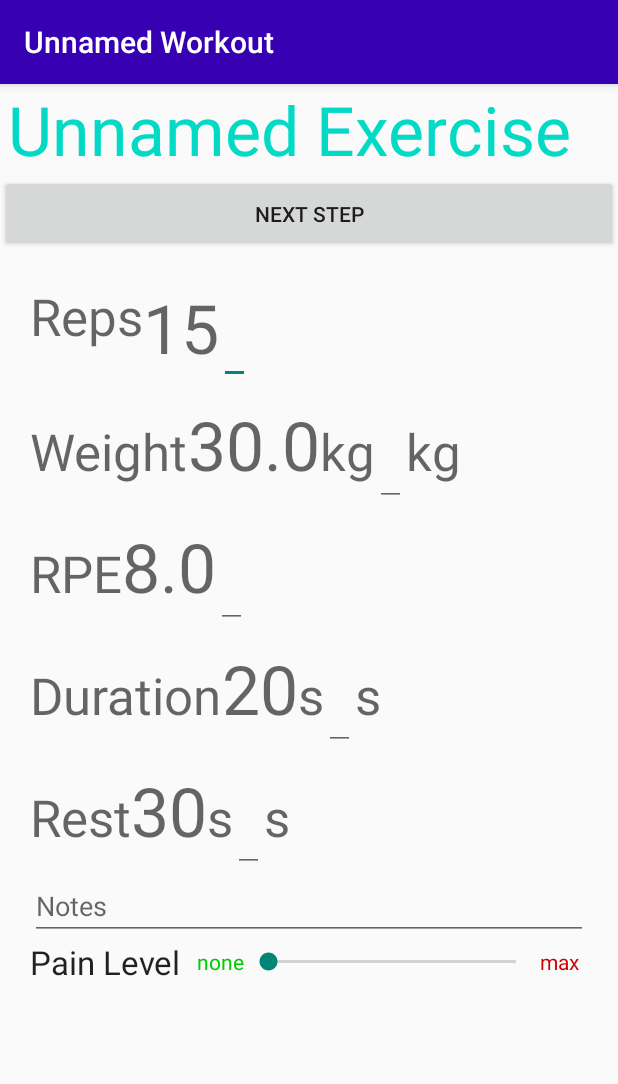
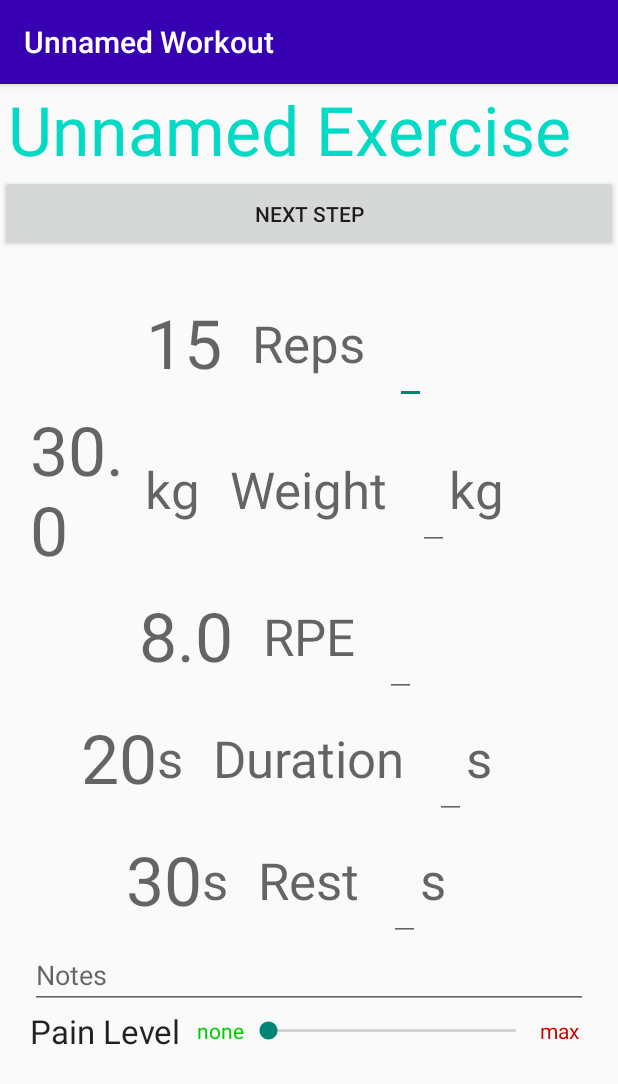
Before and after one commit to RWitak/GymDataBro, an Android app: the screen it shows after launch (WorkoutStepActivity), on a phone screen of 412 x 824 dp. Shown: the top 1084 px of the screen. Run offline under Robolectric (Android 15) with nearby library versions, the phone set to English and light mode, and no system bars; our stand-ins replace Room's generated code.

Commit message:
Center WorkoutStep around titles using RelativeLayouts.
Signed-off-by: RWitak <rafael.witak@gmail.com>

```diff
--- a/app/src/main/res/layout/activity_workout_step.xml
+++ b/app/src/main/res/layout/activity_workout_step.xml
@@ -61,7 +61,8 @@
         android:layout_width="match_parent"
         android:layout_height="match_parent"
         android:layout_below="@id/step_btn_frame"
-        >
+        android:layout_centerInParent="false"
+        android:layout_centerHorizontal="true">
 
         <LinearLayout
             android:id="@+id/WorkoutStepLinearLayout"
@@ -70,55 +71,56 @@
             android:orientation="vertical"
             android:padding="20dp">
 
-        <LinearLayout
+            <RelativeLayout
                 android:id="@+id/step_reps_row"
                 android:layout_width="match_parent"
                 android:layout_height="wrap_content"
                 android:orientation="horizontal">
 
                 <TextView
+                    android:id="@+id/step_reps_prescribed"
+                    android:layout_width="wrap_content"
+                    android:layout_height="wrap_content"
+                    android:layout_centerVertical="true"
+                    android:layout_toStartOf="@+id/step_reps_title"
+                    android:textAppearance="@style/TextAppearance.AppCompat.Display2"
+                    tools:text="12" />
+
+                <TextView
                     android:id="@+id/step_reps_title"
                     android:layout_width="wrap_content"
-                android:layout_height="match_parent"
-                android:textAppearance="@style/TextAppearance.AppCompat.Display1"
-                android:text="@string/reps" />
-
-            <TextView
-                android:id="@+id/step_reps_prescribed"
-                android:layout_width="wrap_content"
-                android:layout_height="match_parent"
-                android:textAppearance="@style/TextAppearance.AppCompat.Display2"
-                tools:text="12" />
+                    android:layout_height="wrap_content"
+                    android:layout_centerInParent="true"
+                    android:layout_marginLeft="20dp"
+                    android:layout_marginRight="20dp"
+                    android:text="@string/reps"
+                    android:textAppearance="@style/TextAppearance.AppCompat.Display1" />
 
                 <EditText
                     android:id="@+id/step_reps_performed"
                     android:layout_width="wrap_content"
-                android:layout_height="match_parent"
+                    android:layout_height="wrap_content"
+                    android:layout_toEndOf="@+id/step_reps_title"
                     android:autofillHints="@null"
                     android:hint="@null"
                     android:inputType="numberSigned"
-                android:textAppearance="@style/TextAppearance.AppCompat.Display1"
+                    android:textAppearance="@style/TextAppearance.AppCompat.Display2"
                     tools:text="1234" />
-        </LinearLayout>
+            </RelativeLayout>
 
 
-        <LinearLayout
+            <RelativeLayout
                 android:id="@+id/step_weight_row"
                 android:layout_width="match_parent"
                 android:layout_height="wrap_content"
                 android:orientation="horizontal">
 
                 <TextView
-                android:id="@+id/step_weight_title"
-                android:layout_width="wrap_content"
-                android:layout_height="wrap_content"
-                android:textAppearance="@style/TextAppearance.AppCompat.Display1"
-                android:text="@string/weight" />
-
-            <TextView
                     android:id="@+id/step_weight_prescribed"
                     android:layout_width="wrap_content"
                     android:layout_height="wrap_content"
+                    android:layout_centerVertical="true"
+                    android:layout_toStartOf="@+id/step_weight_kg1"
                     android:textAppearance="@style/TextAppearance.AppCompat.Display2"
                     tools:text="50" />
 
@@ -126,79 +128,97 @@
                     android:id="@+id/step_weight_kg1"
                     android:layout_width="wrap_content"
                     android:layout_height="wrap_content"
+                    android:layout_centerVertical="true"
+                    android:layout_toStartOf="@+id/step_weight_title"
                     android:text="@string/kg"
+                    android:textAppearance="@style/TextAppearance.AppCompat.Display1" />
+
+                <TextView
+                    android:id="@+id/step_weight_title"
+                    android:layout_width="wrap_content"
+                    android:layout_height="wrap_content"
+                    android:layout_centerInParent="true"
+                    android:layout_marginLeft="20dp"
+                    android:layout_marginRight="20dp"
+                    android:text="@string/weight"
                     android:textAppearance="@style/TextAppearance.AppCompat.Display1" />
 
                 <EditText
                     android:id="@+id/step_weight_performed"
                     android:layout_width="wrap_content"
                     android:layout_height="wrap_content"
+                    android:layout_centerVertical="true"
+                    android:layout_toEndOf="@+id/step_weight_title"
                     android:autofillHints="@null"
                     android:hint="@null"
                     android:inputType="numberSigned"
                     android:textAppearance="@style/TextAppearance.AppCompat.Display2"
-                tools:text="50"/>
+                    tools:text="50" />
 
                 <TextView
                     android:id="@+id/step_weight_kg2"
                     android:layout_width="wrap_content"
                     android:layout_height="wrap_content"
+                    android:layout_centerVertical="true"
+                    android:layout_toEndOf="@+id/step_weight_performed"
                     android:text="@string/kg"
                     android:textAppearance="@style/TextAppearance.AppCompat.Display1" />
 
-        </LinearLayout>
+            </RelativeLayout>
 
 
-        <LinearLayout
+            <RelativeLayout
                 android:id="@+id/step_rpe_row"
                 android:layout_width="match_parent"
                 android:layout_height="wrap_content"
                 android:orientation="horizontal">
 
                 <TextView
+                    android:id="@+id/step_rpe_prescribed"
+                    android:layout_width="wrap_content"
+                    android:layout_height="wrap_content"
+                    android:layout_centerVertical="true"
+                    android:layout_toStartOf="@+id/step_rpe_title"
+                    android:textAppearance="@style/TextAppearance.AppCompat.Display2"
+                    tools:text="8" />
+
+                <TextView
                     android:id="@+id/step_rpe_title"
                     android:layout_width="wrap_content"
                     android:layout_height="wrap_content"
+                    android:layout_centerInParent="true"
+                    android:layout_marginLeft="20dp"
+                    android:layout_marginRight="20dp"
                     android:text="@string/rpe"
                     android:textAppearance="@style/TextAppearance.AppCompat.Display1" />
-
-            <TextView
-                android:id="@+id/step_rpe_prescribed"
-                android:layout_width="wrap_content"
-                android:layout_height="wrap_content"
-                android:textAppearance="@style/TextAppearance.AppCompat.Display2"
-                tools:text="8" />
 
                 <EditText
                     android:id="@+id/step_rpe_performed"
                     android:layout_width="wrap_content"
                     android:layout_height="wrap_content"
+                    android:layout_centerVertical="true"
+                    android:layout_toEndOf="@+id/step_rpe_title"
                     android:autofillHints="@null"
                     android:hint="@null"
                     android:inputType="number"
                     android:textAppearance="@style/TextAppearance.AppCompat.Display2"
-                tools:text="8"/>
+                    tools:text="8" />
 
-        </LinearLayout>
+            </RelativeLayout>
 
 
-        <LinearLayout
+            <RelativeLayout
                 android:id="@+id/step_duration_row"
                 android:layout_width="match_parent"
                 android:layout_height="wrap_content"
                 android:orientation="horizontal">
 
                 <TextView
-                android:id="@+id/step_duration_title"
-                android:layout_width="wrap_content"
-                android:layout_height="wrap_content"
-                android:text="@string/duration"
-                android:textAppearance="@style/TextAppearance.AppCompat.Display1" />
-
-            <TextView
                     android:id="@+id/step_duration_prescribed"
                     android:layout_width="wrap_content"
                     android:layout_height="wrap_content"
+                    android:layout_centerVertical="true"
+                    android:layout_toStartOf="@+id/step_duration_s1"
                     android:textAppearance="@style/TextAppearance.AppCompat.Display2"
                     tools:text="30" />
 
@@ -206,60 +226,85 @@
                     android:id="@+id/step_duration_s1"
                     android:layout_width="wrap_content"
                     android:layout_height="wrap_content"
+                    android:layout_centerVertical="true"
+                    android:layout_toStartOf="@+id/step_duration_title"
                     android:text="@string/s"
+                    android:textAppearance="@style/TextAppearance.AppCompat.Display1" />
+
+                <TextView
+                    android:id="@+id/step_duration_title"
+                    android:layout_width="wrap_content"
+                    android:layout_height="wrap_content"
+                    android:layout_centerInParent="true"
+                    android:layout_marginLeft="20dp"
+                    android:layout_marginRight="20dp"
+                    android:text="@string/duration"
                     android:textAppearance="@style/TextAppearance.AppCompat.Display1" />
 
                 <EditText
                     android:id="@+id/step_duration_performed"
                     android:layout_width="wrap_content"
                     android:layout_height="wrap_content"
+                    android:layout_centerVertical="true"
+                    android:layout_toEndOf="@+id/step_duration_title"
                     android:autofillHints="@null"
                     android:hint="@null"
                     android:inputType="number"
                     android:textAppearance="@style/TextAppearance.AppCompat.Display2"
-                tools:text="30"/>
+                    tools:text="30" />
 
                 <TextView
                     android:id="@+id/step_duration_s2"
                     android:layout_width="wrap_content"
                     android:layout_height="wrap_content"
+                    android:layout_centerVertical="true"
+                    android:layout_toEndOf="@+id/step_duration_performed"
                     android:text="@string/s"
                     android:textAppearance="@style/TextAppearance.AppCompat.Display1" />
 
-        </LinearLayout>
+            </RelativeLayout>
 
 
-        <LinearLayout
+            <RelativeLayout
                 android:id="@+id/step_rest_row"
                 android:layout_width="match_parent"
                 android:layout_height="wrap_content"
                 android:orientation="horizontal">
 
                 <TextView
-                android:id="@+id/step_rest_title"
-                android:layout_width="wrap_content"
-                android:layout_height="wrap_content"
-                android:text="@string/rest"
-                android:textAppearance="@style/TextAppearance.AppCompat.Display1" />
-
-            <TextView
                     android:id="@+id/step_rest_prescribed"
                     android:layout_width="wrap_content"
                     android:layout_height="wrap_content"
+                    android:layout_centerVertical="true"
+                    android:layout_toStartOf="@+id/step_rest_seconds1"
                     android:textAppearance="@style/TextAppearance.AppCompat.Display2"
-                tools:text="3" />
+                    tools:text="30" />
 
                 <TextView
                     android:id="@+id/step_rest_seconds1"
                     android:layout_width="wrap_content"
                     android:layout_height="wrap_content"
+                    android:layout_centerVertical="true"
+                    android:layout_toStartOf="@+id/step_rest_title"
                     android:text="@string/s"
+                    android:textAppearance="@style/TextAppearance.AppCompat.Display1" />
+
+                <TextView
+                    android:id="@+id/step_rest_title"
+                    android:layout_width="wrap_content"
+                    android:layout_height="wrap_content"
+                    android:layout_centerInParent="true"
+                    android:layout_marginLeft="20dp"
+                    android:layout_marginRight="20dp"
+                    android:text="@string/rest"
                     android:textAppearance="@style/TextAppearance.AppCompat.Display1" />
 
                 <EditText
                     android:id="@+id/step_rest_performed"
                     android:layout_width="wrap_content"
                     android:layout_height="wrap_content"
+                    android:layout_centerVertical="true"
+                    android:layout_toEndOf="@+id/step_rest_title"
                     android:autofillHints="@null"
                     android:hint="@null"
                     android:inputType="number"
@@ -270,10 +315,12 @@
                     android:id="@+id/step_rest_seconds2"
                     android:layout_width="wrap_content"
                     android:layout_height="wrap_content"
+                    android:layout_centerVertical="true"
+                    android:layout_toEndOf="@+id/step_rest_performed"
                     android:text="@string/s"
                     android:textAppearance="@style/TextAppearance.AppCompat.Display1" />
 
-        </LinearLayout>
+            </RelativeLayout>
 
             <LinearLayout
                 android:id="@+id/step_notes_row"
@@ -311,8 +358,8 @@
                     android:id="@+id/step_pain_min"
                     android:layout_width="wrap_content"
                     android:layout_height="match_parent"
+                    android:layout_weight="1"
                     android:gravity="fill_vertical|end"
-                android:layout_weight="1"
                     android:text="@string/none"
                     android:textAlignment="gravity"
                     android:textAppearance="@style/TextAppearance.AppCompat.Small"
@@ -323,16 +370,16 @@
                     android:layout_width="wrap_content"
                     android:layout_height="match_parent"
                     android:layout_weight="25"
-                android:value="0"
-                android:max="@integer/pain_max" />
+                    android:max="@integer/pain_max"
+                    android:value="0" />
 
 
                 <TextView
                     android:id="@+id/step_pain_max"
                     android:layout_width="wrap_content"
                     android:layout_height="match_parent"
+                    android:layout_weight="1"
                     android:gravity="fill_vertical|start"
-                android:layout_weight="1"
                     android:text="@string/max"
                     android:textAlignment="gravity"
                     android:textAppearance="@style/TextAppearance.AppCompat.Small"
```
Lines whose indentation alone changed are shown as unchanged.
